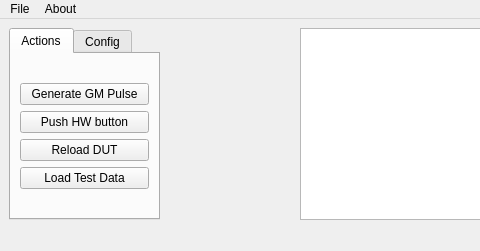
Above: Simulation/FirmwarePCSimulator/gui.ui from RobertGawron/HardwareDataLogger before the change; both pictures show x 0 to 480 and y 0 to 251 of the 709 by 251 pixel window. Below: the same form after it.
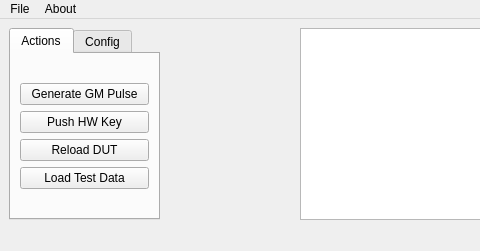
That is the form after the change.

```diff
--- a/Simulation/FirmwarePCSimulator/gui.ui
+++ b/Simulation/FirmwarePCSimulator/gui.ui
@@ -52,7 +52,7 @@
           <item>
            <widget class="QPushButton" name="pushButton">
             <property name="text">
-             <string>Push HW button</string>
+             <string>Push HW Key</string>
             </property>
            </widget>
           </item>
```
Left out of the diff: 2 changed lines with no effect on the pictures.
